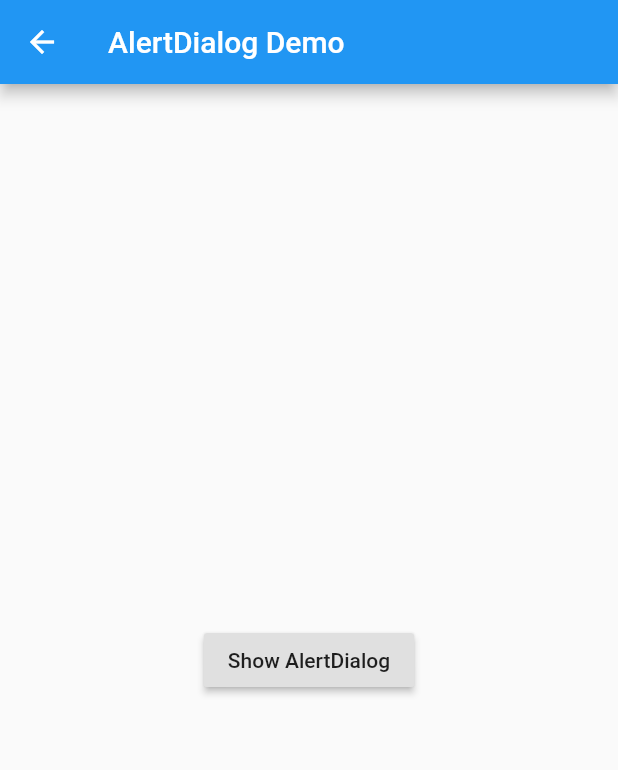
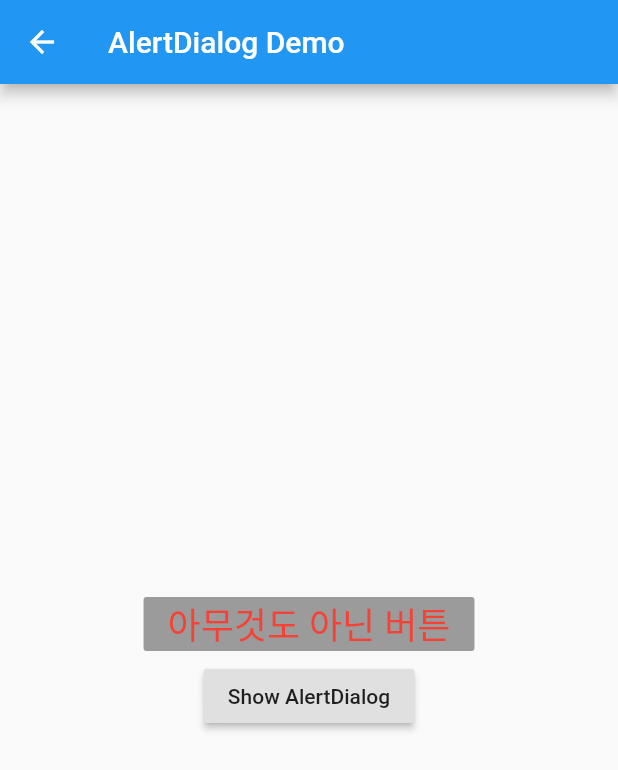
Before and after one commit to JooOwl/Flutter_My_Study, a Flutter app: the screen it shows after launch, after a tap on "경고 버튼 예제", on a phone screen of 412 x 824 dp. Shown: the top 770 px of the screen. Run offline on Flutter 3.47's test engine with Material 2 defaults, Android fonts, the phone set to English and light mode, and no system bars.

Commit message:
기본 설정 수정.

```diff
--- a/samplecode/lib/AlerDailogClass.dart
+++ b/samplecode/lib/AlerDailogClass.dart
@@ -10,14 +10,23 @@ class AlertDialogDemo extends StatelessWidget {
         key: scaffoldKey,
         appBar: AppBar(title: Text("AlertDialog Demo")),
         body: Center(
-          child: RaisedButton(
+          child: Column(
+            mainAxisAlignment: MainAxisAlignment.center,
+            children: <Widget>[
+              RaisedButton(
+                child: Text("아무것도 아닌 버튼", style: TextStyle(fontSize: 24),),
+                color: Colors.blue,
+                textColor: Colors.red,
+              ),
+              RaisedButton(
                 child: Text("Show AlertDialog"),
                 onPressed: () {
                   showAlertDialog(context);
                 },
               )
+            ],
           ),
-    );
+        ));
   }
 
   void showAlertDialog(BuildContext context) async {
--- a/samplecode/lib/main.dart
+++ b/samplecode/lib/main.dart
@@ -1,6 +1,8 @@
 import 'package:flutter/material.dart';
 import 'package:owlallsample/buttonpage/button_page_root.dart';
 import 'package:owlallsample/AlerDailogClass.dart';
+
+// 자동 줄 맞춤은 Ctrl + Alt + L;
 
 void main() => runApp(MyApp());
 
@@ -8,9 +10,11 @@ void main() => runApp(MyApp());
 class MyApp extends StatelessWidget {
   @override
   Widget build(BuildContext context) {
-    return MaterialApp( // MateriApp 타입의 바디.
-      debugShowCheckedModeBanner: false,  // 디버그 마크를 보일지 말지 결정.
-      home: Scaffold( // scaffold 가 뭔진 모르지만 홈이시다.
+    return MaterialApp(
+      // MateriApp 타입의 바디.
+      debugShowCheckedModeBanner: false, // 디버그 마크를 보일지 말지 결정.
+      home: Scaffold(
+        // scaffold 가 뭔진 모르지만 홈이시다.
         body: SafeAreaBodyWidget(), // 바디를 만들꺼야~~ class는 safeareaBody 로
       ),
     );
@@ -23,27 +27,28 @@ class SafeAreaBodyWidget extends StatelessWidget {
   Widget build(BuildContext context) {
     return Align(
       alignment: Alignment.topLeft, // 정렬을 어떻게 할껀지 정하는거.
-      child: SafeArea( // safearea 설정.
+      child: SafeArea(
+        // safearea 설정.
         //left: true,
         top: false,
         //right: true,
         //bottom: true,
-        child: ListViewWidgetPage(title:"SafeView"), // safearea 안에 들어가는 내용.
+        child: MainRootViewPage(title: "SafeView Main"), // safearea 안에 들어가는 내용.
       ),
     );
   }
 }
 
 // 상태에 따라서 값이 변하게 하기위해 statefulwidget 을 상속받는다.
-class ListViewWidgetPage extends StatefulWidget {
-  ListViewWidgetPage({Key key, this.title}) : super(key: key);
+class MainRootViewPage extends StatefulWidget {
+  MainRootViewPage({Key key, this.title}) : super(key: key);
   final String title;
 
   @override
-  _ListViewWidget createState() => _ListViewWidget();
+  _MainRootViewPageWidget createState() => _MainRootViewPageWidget();
 }
 
-class _ListViewWidget extends State<ListViewWidgetPage> {
+class _MainRootViewPageWidget extends State<MainRootViewPage> {
   int _counter = 0;
 
   void _ChageString() {
@@ -68,46 +73,55 @@ class _ListViewWidget extends State<ListViewWidgetPage> {
         // 상단 탑 옆 드래그 메뉴
         drawer: Drawer(
           // 옆 버튼 드레그 메뉴
-          child: ListView(
+          child: Container(
+            color: Colors.black26,
+            child: new ListView(
               // Important: Remove any padding from the ListView.
               padding: EdgeInsets.zero,
               children: <Widget>[
                 DrawerHeader(
-                child: Text('Drawer Header'),
+                  child: Text('Drawer 머리글 근데 범위가 왜 이리 넓지'),
                   decoration: BoxDecoration(
-                  color: Colors.blue,
+                    color: Colors.green,
                   ),
                 ),
                 ListTile(
-                title: Text('Item 1'),
-                onTap: (){},
+                  title: Text('Drawer 메뉴 Item 1'),
+                  onTap: () {},
                 ),
                 ListTile(
-                title: Text('Item 2'),
-                onTap: (){},
+                  title: Text('Drawer 메뉴 Item 2'),
+                  onTap: () {},
                 ),
               ],
             ),
           ),
+        ),
         /////////////////////////////////////////////
-
-
-
+        // 페이지들을 보여주기 위한 리스트 뷰
         body: ListView(
           children: <Widget>[
-            ListTile( leading: Icon(Icons.add_circle_outline), title: Text('$_counter'),
+            ListTile(
+              leading: Icon(Icons.add_circle_outline),
+              title: Text('숫자가 변해요 $_counter'),
               onTap: () {
                 _ChageString();
               },
             ),
-            ListTile( leading: Icon(Icons.sim_card_alert), title: Text('경고 버튼 예제'),
+            ListTile(
+              leading: Icon(Icons.sim_card_alert),
+              title: Text('경고 버튼 예제'),
               onTap: () {
-                Navigator.of(context).push(MaterialPageRoute(builder: (_) => AlertDialogDemo()));
+                Navigator.of(context)
+                    .push(MaterialPageRoute(builder: (_) => AlertDialogDemo()));
               },
             ),
-            ListTile( leading: Icon(Icons.navigation), title: Text('네비게이션 페이지'),
+            ListTile(
+              leading: Icon(Icons.navigation),
+              title: Text('네비게이션 페이지'),
               onTap: () {
-                Navigator.of(context).push(MaterialPageRoute(builder: (_) => BottenVeiwTop()));
+                Navigator.of(context)
+                    .push(MaterialPageRoute(builder: (_) => BottenVeiwTop()));
               },
             ),
           ],
@@ -116,25 +130,3 @@ class _ListViewWidget extends State<ListViewWidgetPage> {
     );
   }
 }
-
-class FirstTestBtn extends StatelessWidget {
-  @override
-  Widget build(BuildContext context) {
-    return Scaffold(
-      appBar: AppBar(
-        title: const Text('First Screen'),
-      ),
-      body: Center(
-        child: RaisedButton(
-          child: const Text('Go to Second'),
-          onPressed: () {
-            // Pushs the SecondScreen widget onto the navigation stack
-            Navigator
-                .of(context)
-                .push(MaterialPageRoute(builder: (_) => TestSceene()));
-          },
-        ),
-      ),
-    );
-  }
-}
```
Lines whose indentation alone changed are shown as unchanged.
